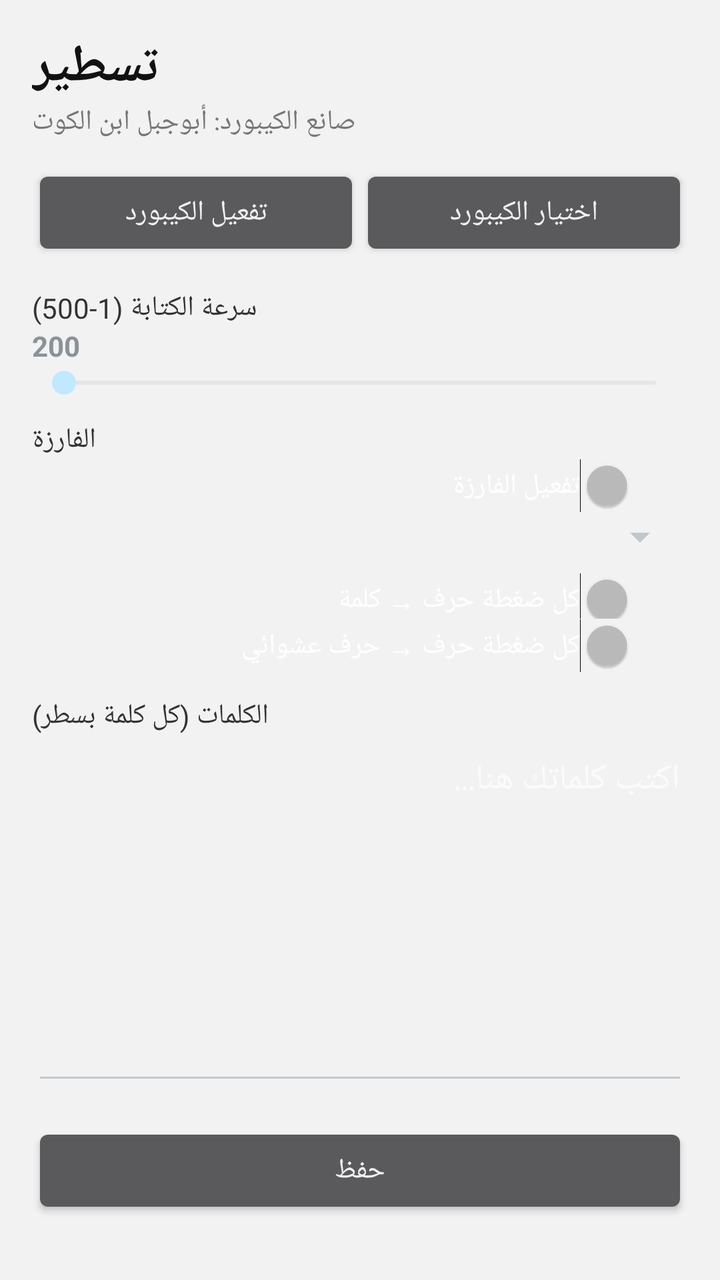
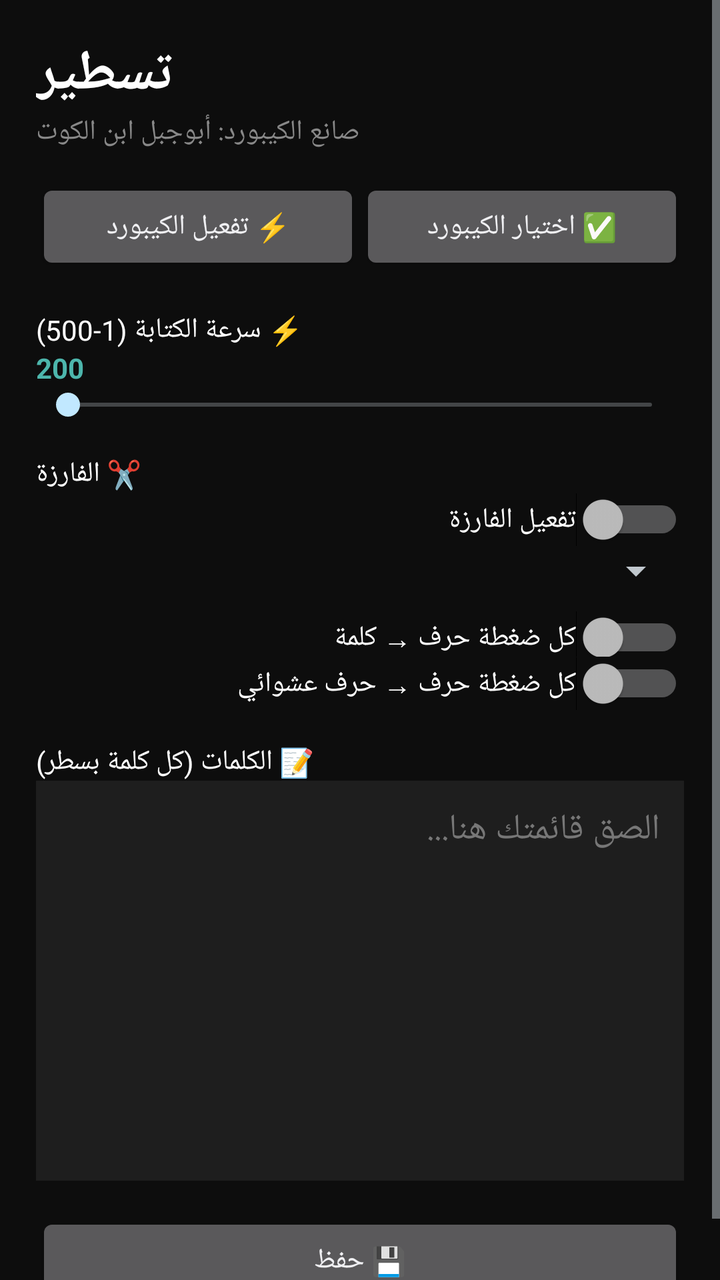

Two renders of the same Android screen: before a commit and after it. Below are the layout's source before the change and the commit's diff.
<!-- AndroidManifest.xml: application theme android:Theme.DeviceDefault -->
<!-- res/layout/activity_settings.xml -->
<?xml version="1.0" encoding="utf-8"?>
<ScrollView xmlns:android="http://schemas.android.com/apk/res/android"
    android:layout_width="match_parent"
    android:layout_height="match_parent"
    android:background="#f2f2f2">
    <LinearLayout
        android:layout_width="match_parent"
        android:layout_height="wrap_content"
        android:orientation="vertical"
        android:padding="16dp">

        <TextView
            android:layout_width="wrap_content"
            android:layout_height="wrap_content"
            android:text="تسطير"
            android:textSize="26sp"
            android:textStyle="bold"
            android:textColor="#111111"/>
        <TextView
            android:layout_width="wrap_content"
            android:layout_height="wrap_content"
            android:text="صانع الكيبورد: أبوجبل ابن الكوت"
            android:textColor="#777777"
            android:paddingBottom="12dp"/>

        <LinearLayout
            android:layout_width="match_parent"
            android:layout_height="wrap_content"
            android:orientation="horizontal">
            <Button
                android:id="@+id/btn_enable"
                android:layout_width="0dp"
                android:layout_weight="1"
                android:layout_height="wrap_content"
                android:text="تفعيل الكيبورد"/>
            <Button
                android:id="@+id/btn_choose"
                android:layout_width="0dp"
                android:layout_weight="1"
                android:layout_height="wrap_content"
                android:text="اختيار الكيبورد"/>
        </LinearLayout>

        <TextView
            android:layout_width="wrap_content"
            android:layout_height="wrap_content"
            android:text="سرعة الكتابة (1-500)"
            android:paddingTop="14dp"
            android:textColor="#333333"/>
        <TextView
            android:id="@+id/tv_speed"
            android:layout_width="wrap_content"
            android:layout_height="wrap_content"
            android:text="200"
            android:textStyle="bold"/>
        <SeekBar
            android:id="@+id/sb_speed"
            android:layout_width="match_parent"
            android:layout_height="wrap_content"/>

        <TextView
            android:layout_width="wrap_content"
            android:layout_height="wrap_content"
            android:text="الفارزة"
            android:paddingTop="10dp"
            android:textColor="#333333"/>
        <Switch
            android:id="@+id/sw_sep"
            android:layout_width="match_parent"
            android:layout_height="wrap_content"
            android:text="تفعيل الفارزة"/>
        <Spinner
            android:id="@+id/sp_sep"
            android:layout_width="match_parent"
            android:layout_height="wrap_content"/>

        <Switch
            android:id="@+id/sw_word"
            android:layout_width="match_parent"
            android:layout_height="wrap_content"
            android:text="كل ضغطة حرف → كلمة"
            android:paddingTop="10dp"/>
        <Switch
            android:id="@+id/sw_letter"
            android:layout_width="match_parent"
            android:layout_height="wrap_content"
            android:text="كل ضغطة حرف → حرف عشوائي"/>

        <TextView
            android:layout_width="wrap_content"
            android:layout_height="wrap_content"
            android:text="الكلمات (كل كلمة بسطر)"
            android:paddingTop="12dp"
            android:textColor="#333333"/>
        <EditText
            android:id="@+id/et_words"
            android:layout_width="match_parent"
            android:layout_height="180dp"
            android:gravity="top"
            android:inputType="textMultiLine"
            android:hint="اكتب كلماتك هنا..."/>

        <Button
            android:id="@+id/btn_save"
            android:layout_width="match_parent"
            android:layout_height="wrap_content"
            android:layout_marginTop="14dp"
            android:text="حفظ"/>
    </LinearLayout>
</ScrollView>
<!-- resources referenced by this layout -->
<resources>

</resources>

<!-- the commit's change to res/layout/activity_settings.xml (unified diff, before → after) -->
@@ -2,26 +2,26 @@
 <ScrollView xmlns:android="http://schemas.android.com/apk/res/android"
     android:layout_width="match_parent"
     android:layout_height="match_parent"
-    android:background="#f2f2f2">
+    android:background="#0d0d0d">
     <LinearLayout
         android:layout_width="match_parent"
         android:layout_height="wrap_content"
         android:orientation="vertical"
-        android:padding="16dp">
+        android:padding="18dp">
 
         <TextView
             android:layout_width="wrap_content"
             android:layout_height="wrap_content"
             android:text="تسطير"
-            android:textSize="26sp"
+            android:textSize="28sp"
             android:textStyle="bold"
-            android:textColor="#111111"/>
+            android:textColor="#ffffff"/>
         <TextView
             android:layout_width="wrap_content"
             android:layout_height="wrap_content"
             android:text="صانع الكيبورد: أبوجبل ابن الكوت"
-            android:textColor="#777777"
-            android:paddingBottom="12dp"/>
+            android:textColor="#888888"
+            android:paddingBottom="14dp"/>
 
         <LinearLayout
             android:layout_width="match_parent"
@@ -32,27 +32,28 @@
                 android:layout_width="0dp"
                 android:layout_weight="1"
                 android:layout_height="wrap_content"
-                android:text="تفعيل الكيبورد"/>
+                android:text="⚡ تفعيل الكيبورد"/>
             <Button
                 android:id="@+id/btn_choose"
                 android:layout_width="0dp"
                 android:layout_weight="1"
                 android:layout_height="wrap_content"
-                android:text="اختيار الكيبورد"/>
+                android:text="✅ اختيار الكيبورد"/>
         </LinearLayout>
 
         <TextView
             android:layout_width="wrap_content"
             android:layout_height="wrap_content"
-            android:text="سرعة الكتابة (1-500)"
-            android:paddingTop="14dp"
-            android:textColor="#333333"/>
+            android:text="⚡ سرعة الكتابة (1-500)"
+            android:textColor="#ffffff"
+            android:paddingTop="18dp"/>
         <TextView
             android:id="@+id/tv_speed"
             android:layout_width="wrap_content"
             android:layout_height="wrap_content"
             android:text="200"
-            android:textStyle="bold"/>
+            android:textStyle="bold"
+            android:textColor="#4db6ac"/>
         <SeekBar
             android:id="@+id/sb_speed"
             android:layout_width="match_parent"
@@ -61,14 +62,15 @@
         <TextView
             android:layout_width="wrap_content"
             android:layout_height="wrap_content"
-            android:text="الفارزة"
-            android:paddingTop="10dp"
-            android:textColor="#333333"/>
+            android:text="✂️ الفارزة"
+            android:textColor="#ffffff"
+            android:paddingTop="16dp"/>
         <Switch
             android:id="@+id/sw_sep"
             android:layout_width="match_parent"
             android:layout_height="wrap_content"
-            android:text="تفعيل الفارزة"/>
+            android:text="تفعيل الفارزة"
+            android:textColor="#ffffff"/>
         <Spinner
             android:id="@+id/sp_sep"
             android:layout_width="match_parent"
@@ -79,32 +81,38 @@
             android:layout_width="match_parent"
             android:layout_height="wrap_content"
             android:text="كل ضغطة حرف → كلمة"
-            android:paddingTop="10dp"/>
+            android:textColor="#ffffff"
+            android:paddingTop="12dp"/>
         <Switch
             android:id="@+id/sw_letter"
             android:layout_width="match_parent"
             android:layout_height="wrap_content"
-            android:text="كل ضغطة حرف → حرف عشوائي"/>
+            android:text="كل ضغطة حرف → حرف عشوائي"
+            android:textColor="#ffffff"/>
 
         <TextView
             android:layout_width="wrap_content"
             android:layout_height="wrap_content"
-            android:text="الكلمات (كل كلمة بسطر)"
-            android:paddingTop="12dp"
-            android:textColor="#333333"/>
+            android:text="📝 الكلمات (كل كلمة بسطر)"
+            android:textColor="#ffffff"
+            android:paddingTop="16dp"/>
         <EditText
             android:id="@+id/et_words"
             android:layout_width="match_parent"
-            android:layout_height="180dp"
+            android:layout_height="200dp"
             android:gravity="top"
             android:inputType="textMultiLine"
-            android:hint="اكتب كلماتك هنا..."/>
+            android:textColor="#ffffff"
+            android:textColorHint="#777777"
+            android:background="#1e1e1e"
+            android:padding="12dp"
+            android:hint="الصق قائمتك هنا..."/>
 
         <Button
             android:id="@+id/btn_save"
             android:layout_width="match_parent"
             android:layout_height="wrap_content"
-            android:layout_marginTop="14dp"
-            android:text="حفظ"/>
+            android:layout_marginTop="16dp"
+            android:text="💾 حفظ"/>
     </LinearLayout>
 </ScrollView>
